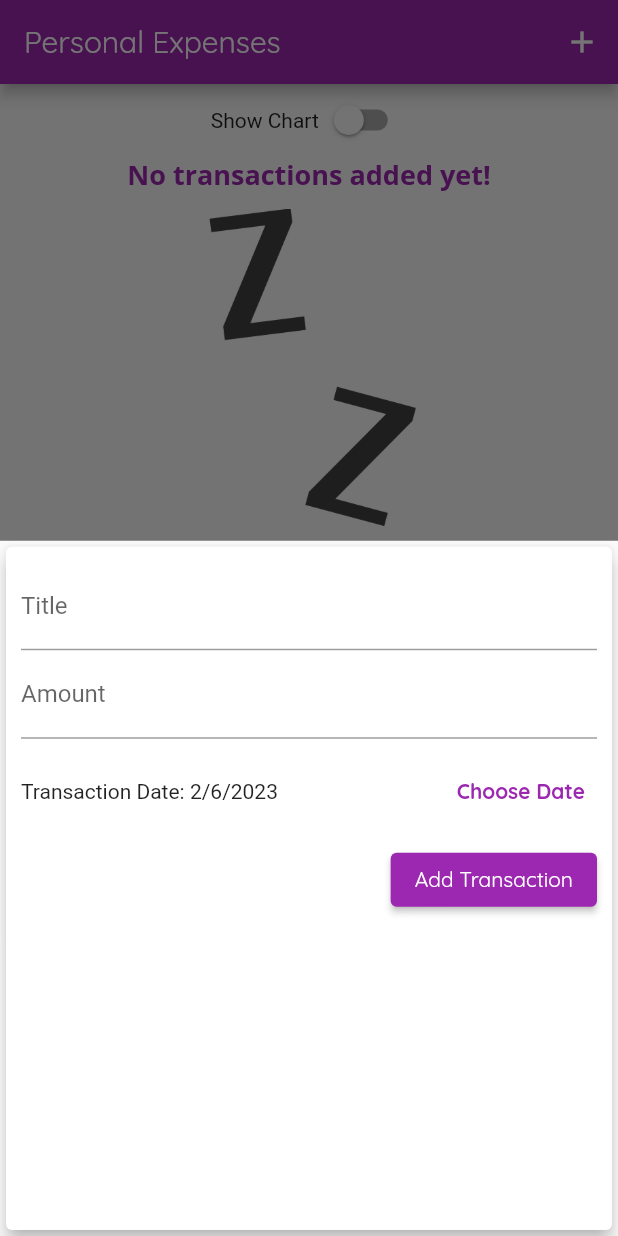
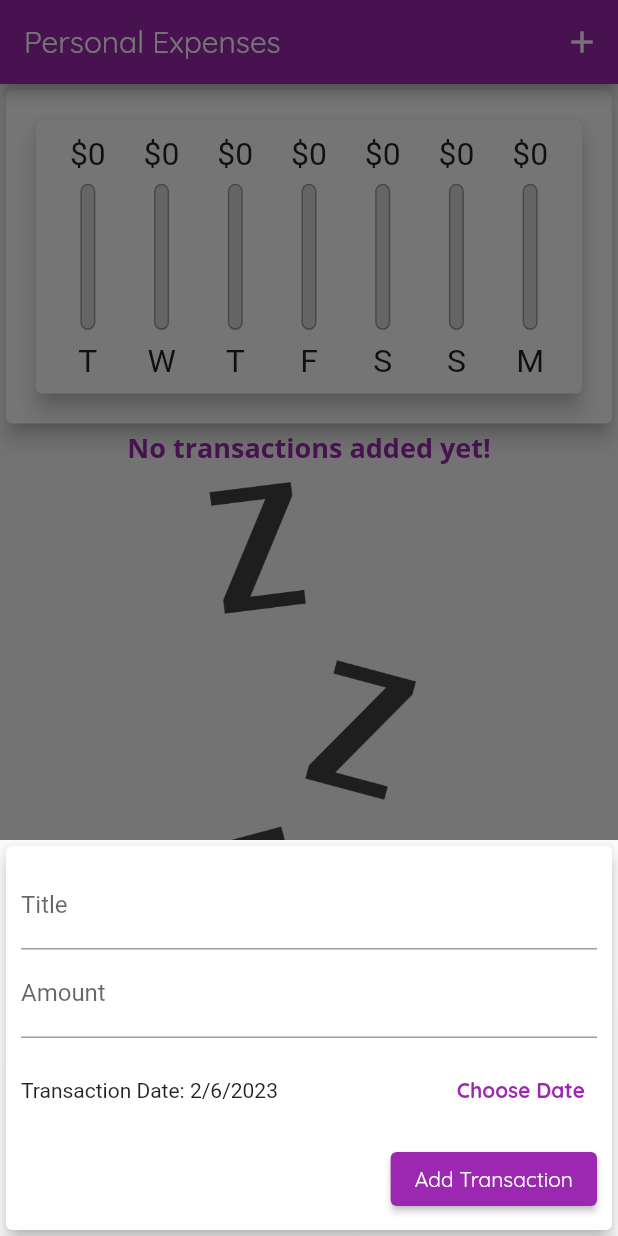
Before and after one commit to lrodriguez15/expenses_app, a Flutter app: the screen it shows after launch, after a tap on the "add" icon, on a phone screen of 412 x 824 dp. Run offline on Flutter 3.47's test engine with Material 2 defaults, Android fonts, the phone set to English and light mode, and no system bars.

Commit message:
Fix delete button for width.

```diff
--- a/lib/main.dart
+++ b/lib/main.dart
@@ -117,12 +117,21 @@ class _MyHomePageState extends State<MyHomePage> {
 
   @override
   Widget build(BuildContext context) {
+    final mediaQuery = MediaQuery.of(context);
+    final isLandscape = mediaQuery.orientation == Orientation.landscape;
     final appBar = AppBar(title: Text('Personal Expenses'), actions: [
       IconButton(
         onPressed: (() => _startAddNewTransaction(context)),
         icon: Icon(Icons.add),
       )
     ]);
+    final txListWidget = Container(
+      height: (mediaQuery.size.height -
+              appBar.preferredSize.height -
+              mediaQuery.padding.top) *
+          0.7,
+      child: TransactionList(_userTransactions, _deleteTransaction),
+    );
     return Scaffold(
       appBar: appBar,
       body: SingleChildScrollView(
@@ -130,6 +139,7 @@ class _MyHomePageState extends State<MyHomePage> {
           mainAxisAlignment: MainAxisAlignment.start,
           crossAxisAlignment: CrossAxisAlignment.stretch,
           children: <Widget>[
+            if (isLandscape)
               Row(
                 mainAxisAlignment: MainAxisAlignment.center,
                 children: [
@@ -144,11 +154,25 @@ class _MyHomePageState extends State<MyHomePage> {
                   ),
                 ],
               ),
+            if (!isLandscape)
+              Container(
+                height: (mediaQuery.size.height -
+                        appBar.preferredSize.height -
+                        mediaQuery.padding.top) *
+                    0.3,
+                width: double.infinity,
+                child: Card(
+                  elevation: 5,
+                  child: Chart(_recentTransactions),
+                ),
+              ),
+            if (!isLandscape) txListWidget,
+            if (isLandscape)
               _showChart
                   ? Container(
-                    height: (MediaQuery.of(context).size.height -
+                      height: (mediaQuery.size.height -
                               appBar.preferredSize.height -
-                            MediaQuery.of(context).padding.top) *
+                              mediaQuery.padding.top) *
                           0.7,
                       width: double.infinity,
                       child: Card(
@@ -156,13 +180,7 @@ class _MyHomePageState extends State<MyHomePage> {
                         child: Chart(_recentTransactions),
                       ),
                     )
-                : Container(
-                    height: (MediaQuery.of(context).size.height -
-                            appBar.preferredSize.height -
-                            MediaQuery.of(context).padding.top) *
-                        0.7,
-                    child:
-                        TransactionList(_userTransactions, _deleteTransaction)),
+                  : txListWidget,
           ],
         ),
       ),
--- a/lib/widgets/new_transaction.dart
+++ b/lib/widgets/new_transaction.dart
@@ -52,10 +52,16 @@ class _NewTransactionState extends State<NewTransaction> {
 
   @override
   Widget build(BuildContext context) {
-    return Card(
+    return SingleChildScrollView(
+      child: Card(
         elevation: 5,
         child: Container(
-        padding: EdgeInsets.all(10),
+          padding: EdgeInsets.only(
+            top: 10,
+            left: 10,
+            right: 10,
+            bottom: MediaQuery.of(context).viewInsets.bottom + 10,
+          ),
           child: Column(crossAxisAlignment: CrossAxisAlignment.end, children: [
             TextField(
               decoration: InputDecoration(labelText: 'Title'),
@@ -105,6 +111,7 @@ class _NewTransactionState extends State<NewTransaction> {
             )
           ]),
         ),
+      ),
     );
   }
 }
--- a/lib/widgets/transaction_list.dart
+++ b/lib/widgets/transaction_list.dart
@@ -63,11 +63,21 @@ class TransactionList extends StatelessWidget {
                     subtitle: Text(
                       DateFormat.yMMMd().format(transactions[idx].date),
                     ),
-                    trailing: IconButton(
-                      icon: Icon(Icons.delete),
-                      color: Theme.of(context).errorColor,
-                      onPressed: () => deleteTx(transactions[idx].id),
-                    ),
+                    trailing: MediaQuery.of(context).size.width > 460
+                        ? TextButton.icon(
+                            onPressed: () => deleteTx(transactions[idx].id),
+                            icon: Icon(Icons.delete),
+                            label: Text('Delete'),
+                            style: ButtonStyle(
+                              foregroundColor: MaterialStateProperty.all(
+                                  Theme.of(context).errorColor),
+                            ),
+                          )
+                        : IconButton(
+                            icon: Icon(Icons.delete),
+                            color: Theme.of(context).errorColor,
+                            onPressed: () => deleteTx(transactions[idx].id),
+                          ),
                   ),
                 );
               },
```
Lines whose indentation alone changed are shown as unchanged.
